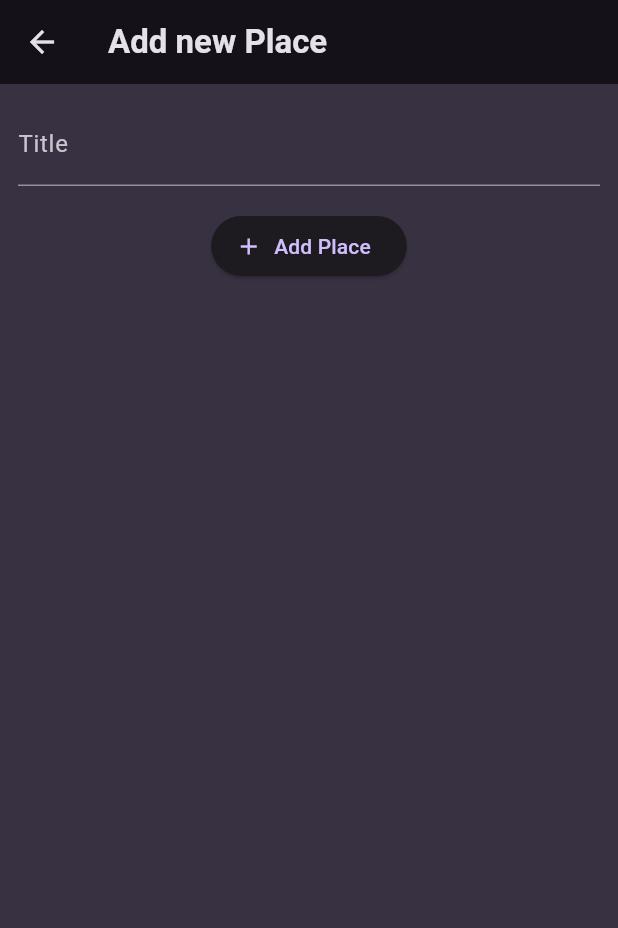
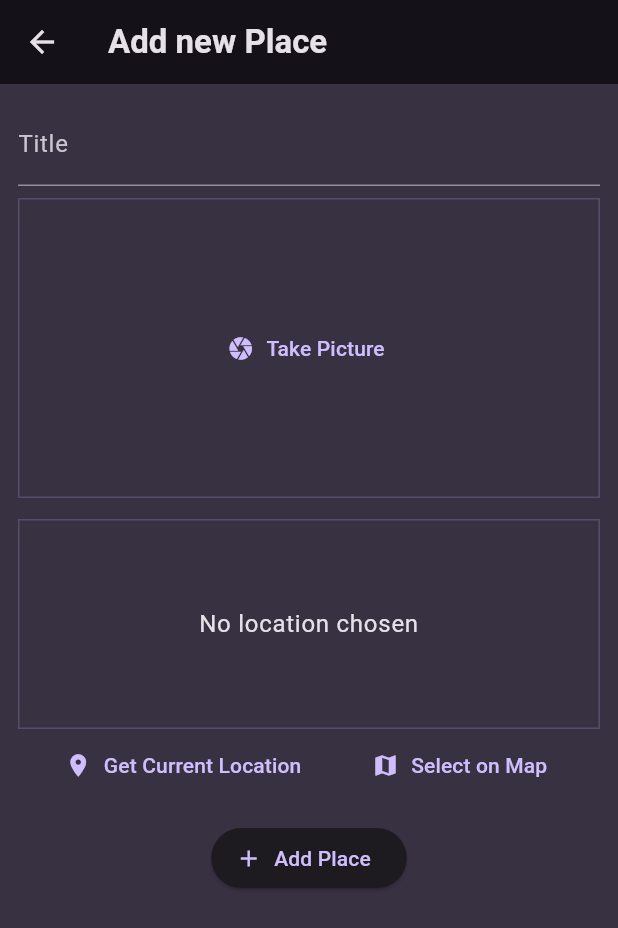
Before and after one commit to cho237/Flutter-Favourite-Places, a Flutter app: the AddPlaces screen opened directly, on a phone screen of 412 x 824 dp. Shown: the top 928 px of the screen. Run offline on Flutter 3.47's test engine with Material 3 defaults, Android fonts, the phone set to English and light mode, and no system bars; our stand-ins replace flutter_riverpod, google_fonts, google_maps_flutter, image_picker, location.

Commit message:
aadding google maps pick locationn on map

```diff
--- a/lib/models/place.dart
+++ b/lib/models/place.dart
@@ -1,9 +1,30 @@
+import 'dart:io';
+
 import 'package:uuid/uuid.dart';
+
 const uuid = Uuid();
 
+class PlaceLocation {
+  final double latitude;
+  final double longitude;
+  final String address;
+
+  const PlaceLocation({
+    required this.latitude,
+    required this.longitude,
+    required this.address,
+  });
+}
+
 class Place {
-  Place({required this.title}) : id = uuid.v4();
+  Place({
+    required this.title,
+    required this.image,
+    required this.location,
+  }) : id = uuid.v4();
 
   final String id;
   final String title;
+  final File image;
+  final PlaceLocation location;
 }
--- a/lib/providers/user_places.dart
+++ b/lib/providers/user_places.dart
@@ -1,11 +1,19 @@
+import 'dart:io';
+
 import 'package:flutter_riverpod/flutter_riverpod.dart';
 import 'package:meals/models/place.dart';
+import 'package:path_provider/path_provider.dart' as syspaths;
+import 'package:path/path.dart' as path;
 
 class UserPlacesNotifier extends StateNotifier<List<Place>> {
   UserPlacesNotifier() : super(const []);
 
-  void addPlace(String title) {
-    final newPlace = Place(title: title);
+  void addPlace(String title, File image, PlaceLocation location) async{
+    final appDir = await syspaths.getApplicationDocumentsDirectory();
+    final filename = path.basename(image.path);
+    final copiedImage = await image.copy('${appDir.path}/$filename');
+
+    final newPlace = Place(title: title, image: copiedImage, location: location,);
     state = [newPlace, ...state];
   }
 }
--- a/lib/screens/add_place.dart
+++ b/lib/screens/add_place.dart
@@ -1,6 +1,12 @@
+import 'dart:io';
+
 import 'package:flutter/material.dart';
 import 'package:flutter_riverpod/flutter_riverpod.dart';
 import 'package:meals/providers/user_places.dart';
+import 'package:meals/widgets/image_input.dart';
+import 'package:meals/widgets/location_input.dart';
+
+import '../models/place.dart';
 
 class AddPlaces extends ConsumerStatefulWidget {
   const AddPlaces({super.key});
@@ -11,14 +17,20 @@ class AddPlaces extends ConsumerStatefulWidget {
 
 class _AddPlacesState extends ConsumerState<AddPlaces> {
   final _titleController = TextEditingController();
+  File? _selectedImage;
+  PlaceLocation? _selectedLocation;
 
   void _savePlace() {
     final enteredTitle = _titleController.text;
-    if (enteredTitle.isEmpty) {
+    if (enteredTitle.isEmpty ||
+        _selectedImage == null ||
+        _selectedLocation == null) {
       return;
     }
 
-    ref.read(userPlacesProvider.notifier).addPlace(enteredTitle);
+    ref
+        .read(userPlacesProvider.notifier)
+        .addPlace(enteredTitle, _selectedImage!, _selectedLocation!);
     Navigator.of(context).pop();
   }
 
@@ -48,7 +60,21 @@ class _AddPlacesState extends ConsumerState<AddPlaces> {
               ),
             ),
             const SizedBox(
-              height: 16,
+              height: 8,
+            ),
+            ImageInput(onPickImage: (image) {
+              _selectedImage = image;
+            }),
+            const SizedBox(
+              height: 14,
+            ),
+            LocationInput(
+              onSelectLocation: (location) {
+                _selectedLocation = location;
+              },
+            ),
+            const SizedBox(
+              height: 14,
             ),
             ElevatedButton.icon(
               onPressed: _savePlace,
--- /dev/null
+++ b/lib/widgets/image_input.dart
@@ -0,0 +1,67 @@
+import 'package:flutter/material.dart';
+import 'package:image_picker/image_picker.dart';
+import 'dart:io';
+
+class ImageInput extends StatefulWidget {
+  const ImageInput({super.key, required this.onPickImage});
+
+  final void Function(File image) onPickImage;
+
+
+  @override
+  State<ImageInput> createState() => _ImageInputState();
+}
+
+class _ImageInputState extends State<ImageInput> {
+  File? _selectedImage;
+
+  void _takePicture() async {
+    final imagePicker = ImagePicker();
+    final pickedImage = await imagePicker.pickImage(
+      source: ImageSource.camera,
+      maxWidth: 600,
+    );
+
+    if (pickedImage == null) {
+      return;
+    }
+    setState(() {
+      _selectedImage = File(pickedImage.path);
+    });
+    widget.onPickImage(_selectedImage!);
+  }
+
+  @override
+  Widget build(BuildContext context) {
+    Widget content = TextButton.icon(
+      onPressed: _takePicture,
+      icon: const Icon(Icons.camera),
+      label: const Text("Take Picture"),
+    );
+
+    if (_selectedImage != null) {
+      content = GestureDetector(
+        onTap: _takePicture,
+        child: Image.file(
+          _selectedImage!,
+          fit: BoxFit.cover,
+          width: double.infinity,
+          height: double.infinity,
+        ),
+      );
+    }
+
+    return Container(
+      decoration: BoxDecoration(
+        border: Border.all(
+          width: 1,
+          color: Theme.of(context).colorScheme.primary.withOpacity(0.2),
+        ),
+      ),
+      height: 200,
+      width: double.infinity,
+      alignment: Alignment.center,
+      child: content,
+    );
+  }
+}
--- /dev/null
+++ b/lib/widgets/location_input.dart
@@ -0,0 +1,155 @@
+import 'dart:convert';
+
+import 'package:flutter/material.dart';
+import 'package:google_maps_flutter/google_maps_flutter.dart';
+import 'package:location/location.dart';
+import 'package:http/http.dart' as http;
+import 'package:meals/models/place.dart';
+import 'package:meals/screens/map.dart';
+
+class LocationInput extends StatefulWidget {
+  const LocationInput({super.key, required this.onSelectLocation});
+  final void Function(PlaceLocation location) onSelectLocation;
+
+  @override
+  State<LocationInput> createState() => _LocationInputState();
+}
+
+class _LocationInputState extends State<LocationInput> {
+  PlaceLocation? _pickedLocation;
+  var _isGettingLocation = false;
+
+  String get locationImage {
+    if (_pickedLocation == null) {
+      return '';
+    }
+    final lat = _pickedLocation!.latitude;
+    final lng = _pickedLocation!.longitude;
+    return 'https://maps.googleapis.com/maps/api/staticmap?center=$lat,$lng=&zoom=16&size=600x300&maptype=roadmap&markers=color:blue%7Clabel:S%7C$lat,$lng&key=';
+  }
+
+  void _savePlace(double lat, double lng) async {
+    final url = Uri.parse(
+        'https://maps.googleapis.com/maps/api/geocode/json?latlng=$lat,$lng&key=');
+    final response = await http.get(url);
+    final resData = json.decode(response.body);
+    final address = resData['results'][0]['formatted_address'];
+
+    setState(() {
+      _pickedLocation = PlaceLocation(
+        latitude: lat,
+        longitude: lng,
+        address: address,
+      );
+      _isGettingLocation = false;
+    });
+
+    widget.onSelectLocation(_pickedLocation!);
+  }
+
+  Future<void> _getCurrentLoacation() async {
+    Location location = Location();
+
+    bool serviceEnabled;
+    PermissionStatus permissionGranted;
+    LocationData locationData;
+
+    serviceEnabled = await location.serviceEnabled();
+    if (!serviceEnabled) {
+      serviceEnabled = await location.requestService();
+      if (!serviceEnabled) {
+        return;
+      }
+    }
+
+    permissionGranted = await location.hasPermission();
+    if (permissionGranted == PermissionStatus.denied) {
+      permissionGranted = await location.requestPermission();
+      if (permissionGranted != PermissionStatus.granted) {
+        return;
+      }
+    }
+    setState(() {
+      _isGettingLocation = true;
+    });
+
+    locationData = await location.getLocation();
+    final lat = locationData.latitude;
+    final lng = locationData.longitude;
+
+    if (lat == null || lng == null) {
+      return;
+    }
+
+    _savePlace(lat, lng);
+  }
+
+  void _selectOnMap() async {
+    final pickedLocation = await Navigator.of(context).push<LatLng>(
+      MaterialPageRoute(
+        builder: (context) => const MapScreen(),
+      ),
+    );
+    if (pickedLocation == null) {
+      return;
+    }
+    _savePlace(
+      pickedLocation.latitude,
+      pickedLocation.longitude,
+    );
+  }
+
+  @override
+  Widget build(BuildContext context) {
+    Widget previewContent = Text(
+      "No location chosen",
+      textAlign: TextAlign.center,
+      style: Theme.of(context).textTheme.bodyLarge!.copyWith(
+            color: Theme.of(context).colorScheme.onBackground,
+          ),
+    );
+    if (_pickedLocation != null) {
+      previewContent = Image.network(
+        locationImage,
+        fit: BoxFit.cover,
+        width: double.infinity,
+        height: double.infinity,
+      );
+    }
+    if (_isGettingLocation) {
+      previewContent = const CircularProgressIndicator();
+    }
+
+    return Column(
+      children: [
+        Container(
+          alignment: Alignment.center,
+          height: 140,
+          width: double.infinity,
+          decoration: BoxDecoration(
+            border: Border.all(
+              width: 1,
+              color: Theme.of(context).colorScheme.primary.withOpacity(0.2),
+            ),
+          ),
+          child: previewContent,
+        ),
+        Row(
+          mainAxisAlignment: MainAxisAlignment.spaceEvenly,
+          children: [
+            TextButton.icon(
+              onPressed: _getCurrentLoacation,
+              icon: const Icon(Icons.location_on),
+              label: const Text("Get Current Location"),
+            ),
+            TextButton.icon(
+              onPressed: _selectOnMap,
+              icon: const Icon(Icons.map),
+              label: const Text("Select on Map"),
+            ),
+          ],
+        )
+      ],
+    );
+  }
+}
```
Also changed, not shown: lib/screens/map.dart (added, +66 -0 lines), lib/screens/place_detail.dart (+81 -0 lines), lib/screens/places.dart (+5 -2 lines), lib/widgets/places_list.dart (+20 -0 lines), pubspec.yaml (+7 -0 lines), pubspec.lock, 8 other files.
